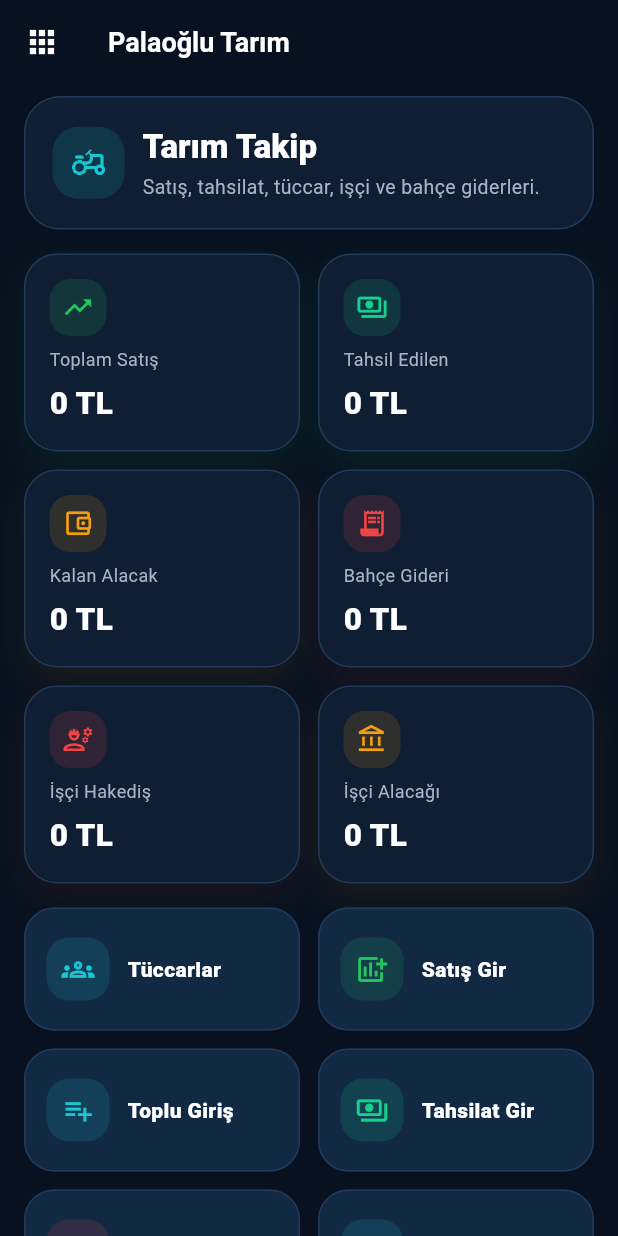
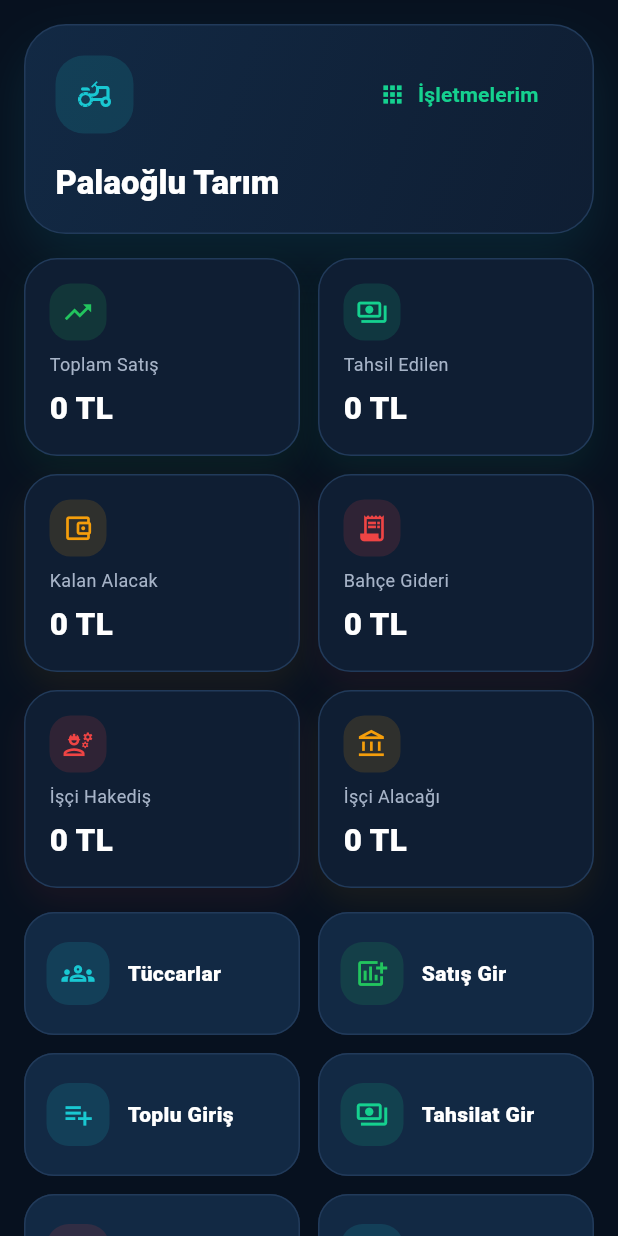
Before and after one commit to onuronozer/palaoglu-kasa-takip-app, a Flutter app: the FarmDashboardScreen screen opened directly, on a phone screen of 412 x 824 dp. Run offline on Flutter 3.47's test engine with Material 3 defaults, Android fonts, the phone set to English and light mode, and no system bars; our stand-ins replace cloud_firestore, firebase_auth, firebase_core, flutter_riverpod, go_router; accounts and stored records are empty.

Commit message:
Isletmelerim butonu ve modul basliklari duzenlendi

```diff
--- a/lib/features/dashboard/dashboard_screen.dart
+++ b/lib/features/dashboard/dashboard_screen.dart
@@ -270,11 +270,6 @@ class _Header extends ConsumerWidget {
           Text(
             'Palaoğlu Kıraathanesi',
             style: Theme.of(context).textTheme.headlineMedium,
-          ),
-          const SizedBox(height: 8),
-          const Text(
-            'Kasanız net, işleriniz kontrol altında.',
-            style: TextStyle(color: AppColors.mutedText, fontSize: 14),
           ),
           const SizedBox(height: 16),
           Wrap(
--- a/lib/features/farm/farm_dashboard_screen.dart
+++ b/lib/features/farm/farm_dashboard_screen.dart
@@ -38,23 +38,6 @@ class FarmDashboardScreen extends ConsumerWidget {
         workerWorksState.valueOrNull ?? const <FarmWorkerWorkModel>[];
     final workerPayments =
         workerPaymentsState.valueOrNull ?? const <FarmWorkerPaymentModel>[];
-    final loading =
-        merchantsState.isLoading && merchantsState.valueOrNull == null ||
-        salesState.isLoading && salesState.valueOrNull == null ||
-        paymentsState.isLoading && paymentsState.valueOrNull == null ||
-        expensesState.isLoading && expensesState.valueOrNull == null ||
-        workersState.isLoading && workersState.valueOrNull == null ||
-        workerWorksState.isLoading && workerWorksState.valueOrNull == null ||
-        workerPaymentsState.isLoading &&
-            workerPaymentsState.valueOrNull == null;
-    final hasError =
-        merchantsState.hasError ||
-        salesState.hasError ||
-        paymentsState.hasError ||
-        expensesState.hasError ||
-        workersState.hasError ||
-        workerWorksState.hasError ||
-        workerPaymentsState.hasError;
 
     final totalSales = sales.fold<double>(
       0,
@@ -87,24 +70,16 @@ class FarmDashboardScreen extends ConsumerWidget {
     );
 
     return Scaffold(
-      appBar: AppBar(
-        title: const Text('Palaoğlu Tarım'),
-        leading: IconButton(
-          tooltip: 'İşletmelerim',
-          icon: const Icon(Icons.apps_outlined),
-          onPressed: () => context.go('/'),
-        ),
-      ),
       body: SafeArea(
         child: Center(
           child: ConstrainedBox(
             constraints: const BoxConstraints(maxWidth: 520),
             child: SingleChildScrollView(
-              padding: const EdgeInsets.fromLTRB(16, 8, 16, 28),
+              padding: const EdgeInsets.fromLTRB(16, 16, 16, 28),
               child: Column(
                 crossAxisAlignment: CrossAxisAlignment.stretch,
                 children: [
-                  _HeaderCard(loading: loading, hasError: hasError),
+                  const _HeaderCard(),
                   const SizedBox(height: 16),
                   GridView(
                     shrinkWrap: true,
@@ -178,54 +153,57 @@ class FarmDashboardScreen extends ConsumerWidget {
 }
 
 class _HeaderCard extends StatelessWidget {
-  const _HeaderCard({required this.loading, required this.hasError});
-
-  final bool loading;
-  final bool hasError;
+  const _HeaderCard();
 
   @override
   Widget build(BuildContext context) {
     return Container(
-      padding: const EdgeInsets.all(18),
+      padding: const EdgeInsets.all(20),
       decoration: BoxDecoration(
-        color: AppColors.surface,
-        borderRadius: BorderRadius.circular(24),
+        gradient: const LinearGradient(
+          begin: Alignment.topLeft,
+          end: Alignment.bottomRight,
+          colors: [AppColors.surfaceAlt, AppColors.surface],
+        ),
+        borderRadius: BorderRadius.circular(28),
         border: Border.all(color: AppColors.border),
+        boxShadow: [
+          BoxShadow(
+            color: AppColors.turquoise.withOpacity(0.1),
+            blurRadius: 28,
+            offset: const Offset(0, 16),
           ),
-      child: Row(
+        ],
+      ),
+      child: Column(
+        crossAxisAlignment: CrossAxisAlignment.start,
+        children: [
+          Row(
             children: [
               Container(
-            width: 48,
-            height: 48,
+                width: 52,
+                height: 52,
                 decoration: BoxDecoration(
                   color: AppColors.turquoise.withOpacity(0.14),
-              borderRadius: BorderRadius.circular(17),
+                  borderRadius: BorderRadius.circular(19),
                 ),
                 child: const Icon(
                   Icons.agriculture_outlined,
                   color: AppColors.turquoise,
                 ),
               ),
-          const SizedBox(width: 12),
-          Expanded(
-            child: Column(
-              crossAxisAlignment: CrossAxisAlignment.start,
-              children: [
-                Text(
-                  'Tarım Takip',
-                  style: Theme.of(context).textTheme.headlineMedium,
-                ),
-                const SizedBox(height: 4),
-                Text(
-                  hasError
-                      ? 'Bazı veriler okunamadı.'
-                      : loading
-                      ? 'Veriler yükleniyor...'
-                      : 'Satış, tahsilat, tüccar, işçi ve bahçe giderleri.',
-                  style: const TextStyle(color: AppColors.mutedText),
+              const Spacer(),
+              TextButton.icon(
+                onPressed: () => context.go('/'),
+                icon: const Icon(Icons.apps_outlined, size: 18),
+                label: const Text('İşletmelerim'),
               ),
             ],
           ),
+          const SizedBox(height: 18),
+          Text(
+            'Palaoğlu Tarım',
+            style: Theme.of(context).textTheme.headlineMedium,
           ),
         ],
       ),
```
Lines whose indentation alone changed are shown as unchanged.
